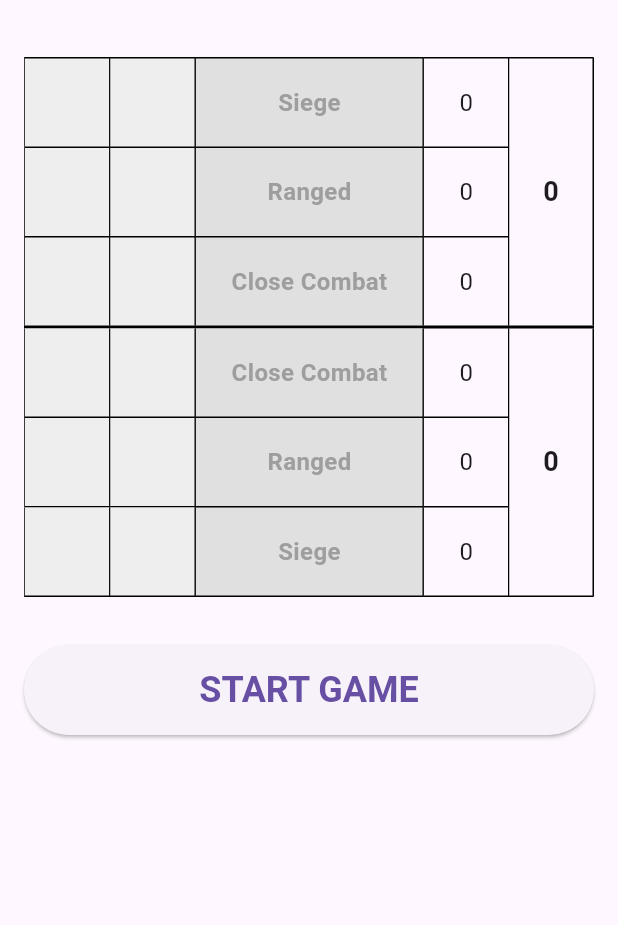
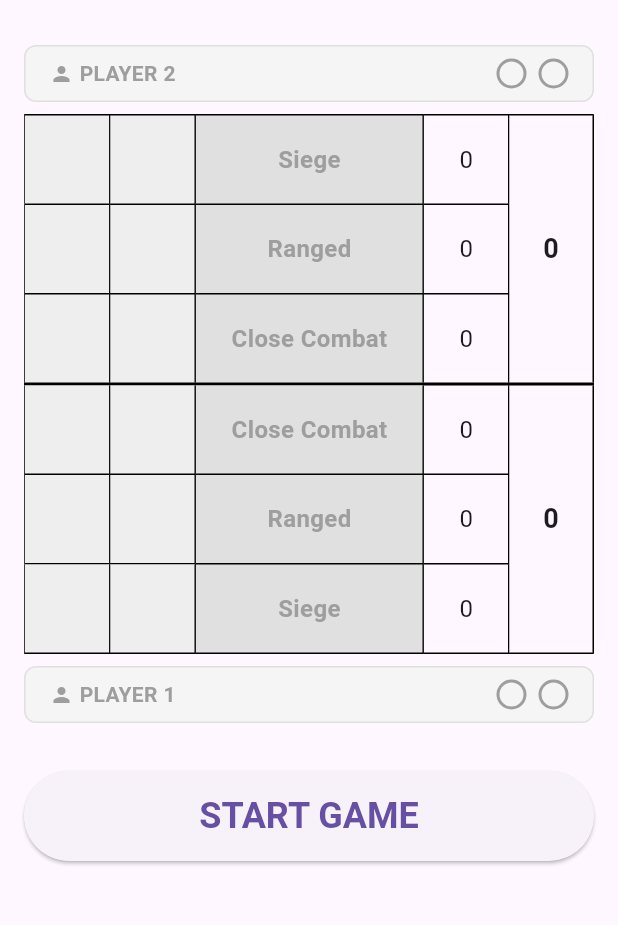
Before and after one commit to pdarote/project-high-stakes, a Flutter app: the screen it shows after launch, on a phone screen of 412 x 824 dp, the part 63-988 px from its top. Run offline on Flutter 3.47's test engine with Material 3 defaults, Android fonts, the phone set to English and light mode, and no system bars.

Commit message:
chore: change design of the round tracker

```diff
--- /dev/null
+++ b/lib/components/player_health_tracker.dart
@@ -0,0 +1,98 @@
+import "package:flutter/material.dart";
+
+class PlayerHealthTracker extends StatelessWidget {
+  final int playerNumber;
+  final bool isGameStarted;
+  final int lostRounds;
+
+  const PlayerHealthTracker({
+    super.key,
+    required this.playerNumber,
+    required this.isGameStarted,
+    required this.lostRounds,
+  });
+
+  @override
+  Widget build(BuildContext context) {
+    // Use consistent MaterialColors for player theming
+    final MaterialColor playerColor =
+        playerNumber == 1 ? Colors.blue : Colors.red;
+    final Color playerTextColor =
+        playerNumber == 1 ? Colors.blue.shade800 : Colors.red.shade800;
+
+    // Player is still in the game if they haven't lost 2 rounds
+    final bool isPlaying = isGameStarted && lostRounds < 2;
+
+    return Container(
+      padding: const EdgeInsets.symmetric(vertical: 8.0, horizontal: 16.0),
+      decoration: BoxDecoration(
+        color: Colors.grey.shade100,
+        borderRadius: BorderRadius.circular(8.0),
+        border: Border.all(color: Colors.grey.shade300),
+      ),
+      child: Row(
+        mainAxisAlignment: MainAxisAlignment.spaceBetween,
+        children: [
+          // Player label
+          Row(
+            children: [
+              Icon(
+                Icons.person,
+                size: 16,
+                color: isGameStarted
+                    ? (isPlaying ? playerColor : Colors.grey)
+                    : Colors.grey,
+              ),
+              const SizedBox(width: 4),
+              Text(
+                "PLAYER $playerNumber",
+                style: TextStyle(
+                  fontSize: 14,
+                  fontWeight: FontWeight.bold,
+                  color: isGameStarted
+                      ? (isPlaying ? playerTextColor : Colors.grey)
+                      : Colors.grey,
+                ),
+              ),
+            ],
+          ),
+
+          // Health indicators (always shown)
+          Row(
+            children: [
+              _buildHealthIndicator(
+                  isGameStarted
+                      ? lostRounds < 1
+                      : false, // Only filled if game started and round not lost
+                  playerColor,
+                  playerTextColor),
+              const SizedBox(width: 8),
+              _buildHealthIndicator(
+                  isGameStarted
+                      ? lostRounds < 2
+                      : false, // Only filled if game started and round not lost
+                  playerColor,
+                  playerTextColor),
+            ],
+          ),
+        ],
+      ),
+    );
+  }
+
+  Widget _buildHealthIndicator(
+      bool isFilled, MaterialColor baseColor, Color borderColor) {
+    return Container(
+      width: 20,
+      height: 20,
+      decoration: BoxDecoration(
+        shape: BoxShape.circle,
+        color: isFilled ? baseColor : Colors.transparent,
+        border: Border.all(
+          color: isFilled ? borderColor : Colors.grey,
+          width: 2,
+        ),
+      ),
+    );
+  }
+}
--- a/lib/components/round_tracker.dart
+++ b/lib/components/round_tracker.dart
@@ -17,8 +17,8 @@ class RoundTracker extends StatelessWidget {
     int player2LostRounds = roundWinners.where((winner) => winner == 1).length;
 
     // Use MaterialColors instead of regular Colors
-    final player1Color = Colors.blue;
-    final player2Color = Colors.red;
+    const player1Color = Colors.blue;
+    const player2Color = Colors.red;
 
     return Container(
       padding: const EdgeInsets.symmetric(vertical: 12.0, horizontal: 16.0),
--- a/lib/main.dart
+++ b/lib/main.dart
@@ -4,7 +4,7 @@ import "components/board_section.dart";
 import "components/timer_section.dart";
 import "components/timer_selection_dialog.dart";
 import "components/coin_flip_modal.dart";
-import "components/round_tracker.dart";
+import "components/player_health_tracker.dart"; // New import
 import "utils/toast_notification.dart";
 import "game/game_state.dart";
 import "providers/timer_provider.dart";
@@ -209,20 +209,31 @@ class _GameBoardState extends State<GameBoard>
         child: Column(
           crossAxisAlignment: CrossAxisAlignment.stretch,
           children: [
-            // Round tracker added here
-            if (_gameState.isGameStarted)
-              RoundTracker(
-                currentRound: _gameState.currentRound,
-                roundWinners: _gameState.roundWinners,
-              ),
+            // Player 2 (top player) health tracker
+            PlayerHealthTracker(
+              playerNumber: 2,
+              isGameStarted: _gameState.isGameStarted,
+              lostRounds:
+                  _gameState.roundWinners.where((winner) => winner == 1).length,
+            ),
             const SizedBox(height: 8),
 
             BoardSection(
               currentPlayer: _gameState.currentPlayer,
               isGameStarted: _gameState.isGameStarted,
               timerPause: _timerPause,
-              // No need to pass pausedTime as we're using the provider
             ),
+
+            const SizedBox(height: 8),
+
+            // Player 1 (bottom player) health tracker
+            PlayerHealthTracker(
+              playerNumber: 1,
+              isGameStarted: _gameState.isGameStarted,
+              lostRounds:
+                  _gameState.roundWinners.where((winner) => winner == 2).length,
+            ),
+
             const SizedBox(height: 16),
             Expanded(
               child: TimerSection(
```
Also changed, not shown: 2 other files.
